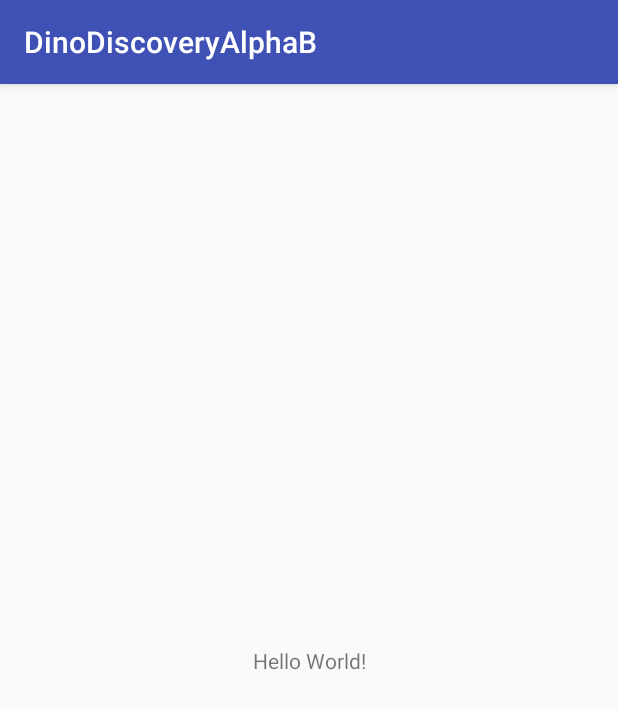
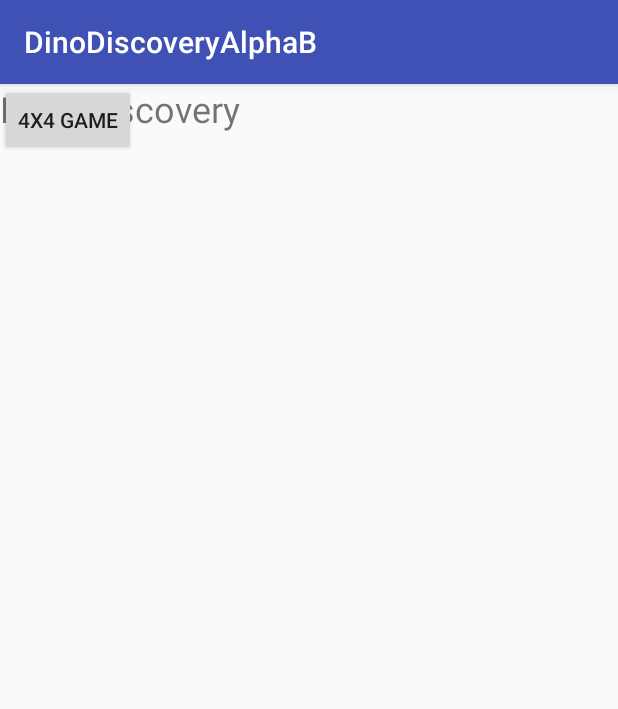
Before and after one commit to Alexxwithtwoxx/DinoDiscoveryAlphaB2, an Android app: the screen it shows after launch (MenuActivity), on a phone screen of 412 x 824 dp. Shown: the top 709 px of the screen. Run offline under Robolectric (Android 15) with nearby library versions, the phone set to English and light mode, and no system bars; 2 statements that could not run were skipped.

Commit message:
adding grid and functionality
added game activity, memory button activity

```diff
--- a/app/src/main/AndroidManifest.xml
+++ b/app/src/main/AndroidManifest.xml
@@ -16,6 +16,7 @@
                 <category android:name="android.intent.category.LAUNCHER" />
             </intent-filter>
         </activity>
+        <activity android:name=".Game4x4Activity"></activity>
     </application>
 
 </manifest>
--- a/app/src/main/java/com/alexxwithtwoxx/dinodiscoveryalphab/MenuActivity.java
+++ b/app/src/main/java/com/alexxwithtwoxx/dinodiscoveryalphab/MenuActivity.java
@@ -5,6 +5,7 @@ import android.support.v7.app.AppCompatActivity;
 import android.os.Bundle;
 import android.view.View;
 import android.widget.Button;
+import android.widget.GridLayout;
 
 public class MenuActivity extends AppCompatActivity {
 
@@ -26,7 +27,7 @@ public class MenuActivity extends AppCompatActivity {
             }
 
             //variables for the greatest game ever
-            int i = 5;
+            int fossils = 5;
 
         });
     }
--- a/app/src/main/res/layout/activity_menu.xml
+++ b/app/src/main/res/layout/activity_menu.xml
@@ -7,12 +7,19 @@
     tools:context=".MenuActivity">
 
     <TextView
+        android:id="@+id/textView"
         android:layout_width="wrap_content"
         android:layout_height="wrap_content"
-        android:text="Hello World!"
-        app:layout_constraintBottom_toBottomOf="parent"
-        app:layout_constraintLeft_toLeftOf="parent"
-        app:layout_constraintRight_toRightOf="parent"
-        app:layout_constraintTop_toTopOf="parent" />
+        android:text="@string/title_Dinodiscovery"
+        android:textSize="24sp"
+        tools:layout_editor_absoluteX="114dp"
+        tools:layout_editor_absoluteY="204dp" />
 
+    <Button
+        android:id="@+id/button"
+        android:layout_width="wrap_content"
+        android:layout_height="wrap_content"
+        android:text="@string/button_4x4_game"
+        tools:layout_editor_absoluteX="147dp"
+        tools:layout_editor_absoluteY="310dp" />
 </android.support.constraint.ConstraintLayout>
--- a/app/src/main/res/values/strings.xml
+++ b/app/src/main/res/values/strings.xml
@@ -1,3 +1,5 @@
 <resources>
     <string name="app_name">DinoDiscoveryAlphaB</string>
+    <string name="title_Dinodiscovery">Dino Discovery</string>
+    <string name="button_4x4_game">4x4 Game</string>
 </resources>
```
Also changed, not shown: app/src/main/java/com/alexxwithtwoxx/dinodiscoveryalphab/Game4x4Activity.java (added, +41 -0 lines), app/src/main/java/com/alexxwithtwoxx/dinodiscoveryalphab/MemoryButton.java (added, +22 -0 lines), app/src/main/res/layout/activity_game4x4.xml (added, +12 -0 lines), app/src/main/res/drawable/game_screen.png (added), app/src/main/res/drawable/start_screen.png (added), app/src/main/res/drawable/tile_1.png (added), app/src/main/res/drawable/tile_2.png (added).
